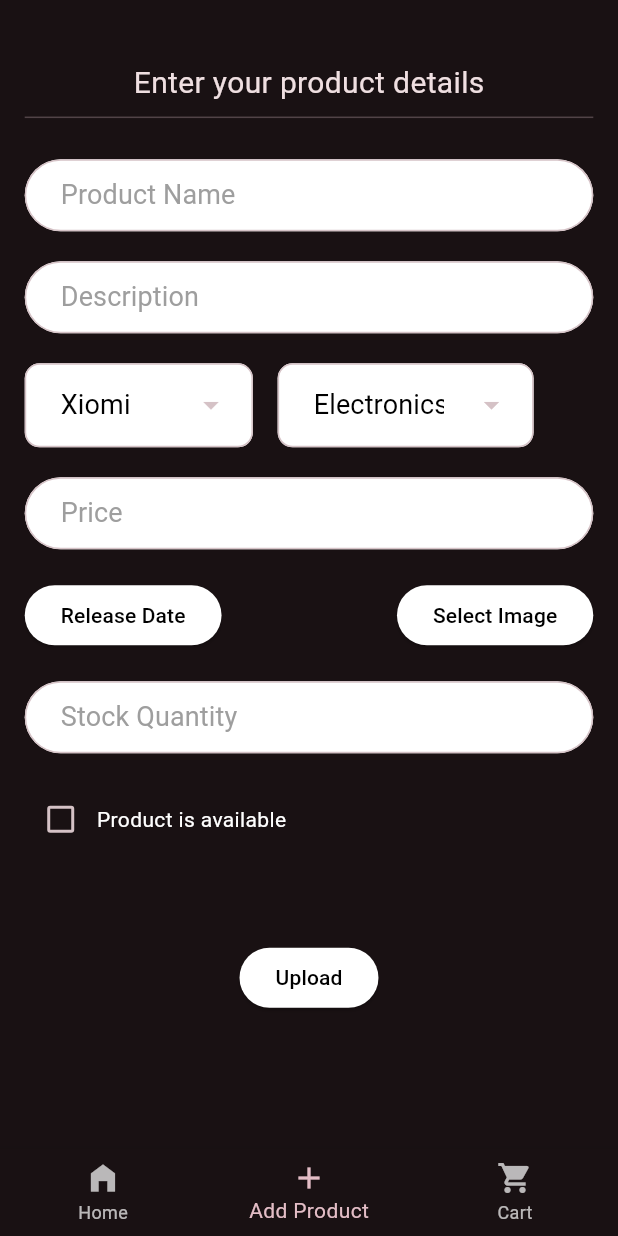
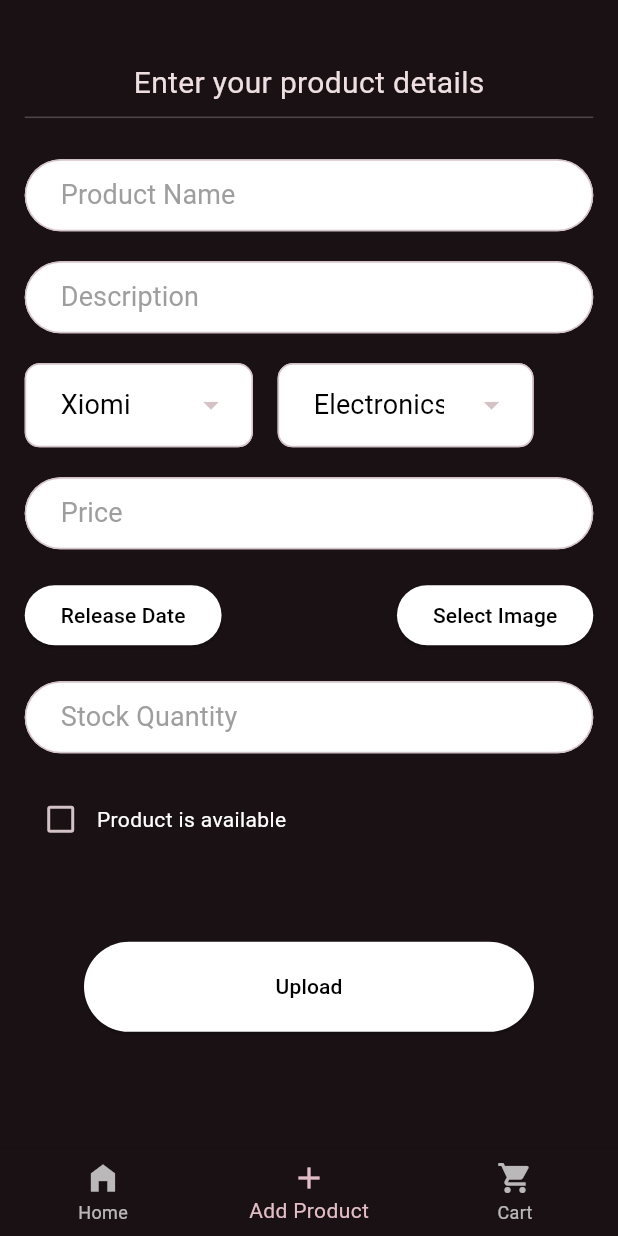
Before and after one commit to Mayankk074/ecommerce, a Flutter app: the Home screen opened directly, item 2 of the bottom bar chosen, on a phone screen of 412 x 824 dp. Run offline on Flutter 3.47's test engine with Material 3 defaults, Android fonts, the phone set to English and light mode, and no system bars; our stand-ins replace flutter_secure_storage, image_picker; accounts and stored records are empty; network calls fail.

Commit message:
Enhanced Ui

```diff
--- a/frontend/lib/main.dart
+++ b/frontend/lib/main.dart
@@ -72,7 +72,7 @@ class _MyAppState extends State<MyApp> {
           "/wrapper": (context) => Authenticate(authservice: widget.authservice,),
           "/login": (context) => Login(authservice: widget.authservice,),
           "/register": (context) => Register(authservice: widget.authservice),
-          "/productDetails": (context) => ProductDetails(),
+          "/productDetails": (context) => const ProductDetails(),
         },
       ),
     );
--- a/frontend/lib/page/auth/register.dart
+++ b/frontend/lib/page/auth/register.dart
@@ -34,7 +34,7 @@ class _RegisterState extends State<Register> {
                   fontSize: 20,
                 ),
               ),
-              Divider(),
+              const Divider(),
               const SizedBox(height: 20,),
               TextFormField(
                 style: Theme.of(context).textTheme.titleSmall,
@@ -71,7 +71,8 @@ class _RegisterState extends State<Register> {
                       }
                     }
                   },
-                  child: Text("Create account")
+                  style: Theme.of(context).elevatedButtonTheme.style?.copyWith(fixedSize: const WidgetStatePropertyAll(Size(150,50))),
+                  child: const Text("Create account")
               )
             ],
           ),
--- a/frontend/lib/page/auth/wrapper.dart
+++ b/frontend/lib/page/auth/wrapper.dart
@@ -15,8 +15,6 @@ class Wrapper extends StatelessWidget {
   Widget build(BuildContext context) {
     final user=Provider.of<User?>(context);
 
-    print("user: $user");
-
-    return user != null ? Home(): Authenticate(authservice: authservice,);
+    return user != null ? const Home(): Authenticate(authservice: authservice,);
   }
 }
--- a/frontend/lib/page/home/addProduct/addProduct.dart
+++ b/frontend/lib/page/home/addProduct/addProduct.dart
@@ -1,6 +1,4 @@
-import 'dart:ffi';
 import 'dart:io';
-
 import 'package:ecommerce/constants/constants.dart';
 import 'package:ecommerce/service/productService.dart';
 import 'package:flutter/material.dart';
@@ -97,7 +95,7 @@ class _AddproductState extends State<Addproduct> {
                   fontSize: 20,
                 ),
               ),
-              Divider(),
+              const Divider(),
               const SizedBox(height: 20,),
               TextFormField(
                 decoration: const InputDecoration(
@@ -148,7 +146,7 @@ class _AddproductState extends State<Addproduct> {
                   ),
                 ],
               ),
-              SizedBox(height: 20,),
+              const SizedBox(height: 20,),
               TextFormField(
                 keyboardType: TextInputType.number,
                 decoration: const InputDecoration(
@@ -161,24 +159,24 @@ class _AddproductState extends State<Addproduct> {
                 onChanged: (val) => setState(() => price=val),
                 style: Theme.of(context).textTheme.titleSmall
               ),
-              SizedBox(height: 20,),
+              const SizedBox(height: 20,),
               Row(
                 children: [
                   ElevatedButton(
                     onPressed: _selectDate,
                     child: Text(releaseDate ?? 'Release Date'),
                   ),
-                  Spacer(),
+                  const Spacer(),
                   ElevatedButton(
                     onPressed: () async {
                       //Picking image from gallery
                       selectedImage=await ImagePicker().pickImage(source: ImageSource.gallery);
                     },
-                    child: Text("Select Image")
+                    child: const Text("Select Image")
                   ),
                 ],
               ),
-              SizedBox(height: 20,),
+              const SizedBox(height: 20,),
               TextFormField(
                 keyboardType: TextInputType.number,
                 decoration: const InputDecoration(
@@ -191,7 +189,7 @@ class _AddproductState extends State<Addproduct> {
                 onChanged: (val) => setState(() => quantity=val),
                 style: Theme.of(context).textTheme.titleSmall
               ),
-              SizedBox(height: 20,),
+              const SizedBox(height: 20,),
               Row(
                 children: [
                   Checkbox(
@@ -237,7 +235,8 @@ class _AddproductState extends State<Addproduct> {
                       }
                     }
                   },
-                  child: Text("Upload")
+                  style: Theme.of(context).elevatedButtonTheme.style?.copyWith(fixedSize: const WidgetStatePropertyAll(Size(300,60))),
+                  child: const Text("Upload")
               )
             ],
           ),
--- a/frontend/lib/page/home/home.dart
+++ b/frontend/lib/page/home/home.dart
@@ -17,9 +17,9 @@ class _HomeState extends State<Home> {
   Widget build(BuildContext context) {
     return Scaffold(
       body: [
-        HomeBody(),
-        Addproduct(),
-        Cart()
+        const HomeBody(),
+        const Addproduct(),
+        const Cart()
       ][currentIdx],
       bottomNavigationBar: BottomNavigationBar(
         onTap: (int index){
@@ -28,12 +28,11 @@ class _HomeState extends State<Home> {
           });
         },
         currentIndex: currentIdx,
-        items: [
+        items: const [
           BottomNavigationBarItem(icon: Icon(Icons.home_filled), label: "Home"),
           BottomNavigationBarItem(icon: Icon(Icons.add), label: "Add Product"),
           BottomNavigationBarItem(icon: Icon(Icons.shopping_cart), label: "Cart")
         ],
-
       ),
     );
   }
--- a/frontend/lib/page/home/homebody/homebody.dart
+++ b/frontend/lib/page/home/homebody/homebody.dart
@@ -1,11 +1,8 @@
-import 'dart:convert';
-
 import 'package:ecommerce/model/product.dart';
 import 'package:ecommerce/productTile.dart';
 import 'package:ecommerce/service/productService.dart';
 import 'package:flutter/cupertino.dart';
 import 'package:flutter/material.dart';
-import 'package:http/http.dart' as http;
 
 class HomeBody extends StatefulWidget {
   const HomeBody({super.key});
--- a/frontend/lib/productTile.dart
+++ b/frontend/lib/productTile.dart
@@ -1,10 +1,8 @@
 import 'dart:typed_data';
 
 import 'package:ecommerce/service/productService.dart';
-import 'package:ecommerce/service/storageHelper.dart';
 import 'package:flutter/cupertino.dart';
 import 'package:flutter/material.dart';
-import 'package:http/http.dart' as http;
 
 import 'model/product.dart';
 
@@ -27,6 +25,7 @@ class _ProductTileState extends State<ProductTile> {
   //Fetching the image from server
   void getImage() async {
     imageBytes= await ProductService().getImage(product.id);
+    if (!mounted) return; //prevents calling setState on disposed widget
     setState((){});
   }
 
@@ -63,9 +62,11 @@ class _ProductTileState extends State<ProductTile> {
                       child: imageBytes != null
                           ? CircleAvatar(
                               backgroundImage: MemoryImage(imageBytes!), //showing the image
+                              radius: 50,
                             )
                           : const CircleAvatar(
                               backgroundColor: Colors.grey,
+                              radius: 50,
                               child: Icon(Icons.add_a_photo_outlined,
                                   color: Colors.white),
                             ),
--- a/frontend/lib/service/storageHelper.dart
+++ b/frontend/lib/service/storageHelper.dart
@@ -1,4 +1,3 @@
-
 import 'package:flutter_secure_storage/flutter_secure_storage.dart';
 
 //Helper class for jwt storage
```
Also changed, not shown: frontend/lib/page/auth/Authenticate.dart (+5 -4 lines), frontend/lib/page/auth/login.dart (+3 -4 lines), frontend/lib/page/home/cart/cart.dart (+10 -20 lines), frontend/lib/page/home/cart/cartTile.dart (+67 -3 lines), frontend/lib/page/home/homebody/productDetails.dart (+32 -25 lines), frontend/lib/service/authService.dart (+0 -7 lines), frontend/lib/service/cartService.dart (+3 -5 lines), frontend/lib/service/productService.dart (+1 -9 lines).
